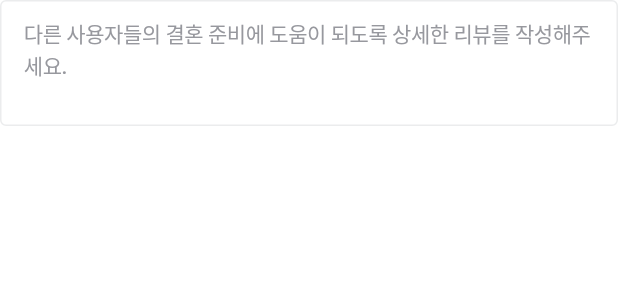
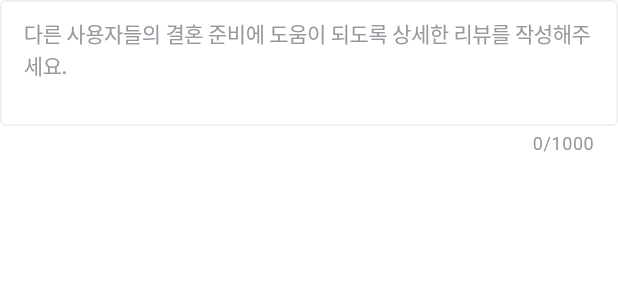
Before and after one commit to dears-swm-15th/dears-fe, a Flutter app: the ReviewTextField widget shown alone on an empty page, opened directly with empty values, on a phone screen of 412 x 824 dp. Shown: the top 300 px of the screen. Run offline on Flutter 3.47's test engine with Material 3 defaults, Android fonts, the phone set to English and light mode, and no system bars; our stand-ins replace dio, flutter_hooks, freezed_annotation, go_router, hooks_riverpod, pretty_dio_logger and 3 more; missing offline and left inert: stomp_dart_client; accounts and stored records are empty; generated files the repository leaves out were written again; network calls fail; statements that could not run were skipped.

Commit message:
feat: limit review content maximum length

```diff
--- a/lib/widgets/review_text_field.dart
+++ b/lib/widgets/review_text_field.dart
@@ -46,6 +46,7 @@ class ReviewTextField extends HookConsumerWidget {
         hintText: "다른 사용자들의 결혼 준비에 도움이 되도록 상세한 리뷰를 작성해주세요.",
         hintStyle: TextStyle(color: gray600),
         hintMaxLines: 3,
+        counterStyle: TextStyle(color: gray600),
         contentPadding: EdgeInsets.all(12),
         enabledBorder: OutlineInputBorder(
           borderSide: BorderSide(color: gray100),
@@ -56,6 +57,7 @@ class ReviewTextField extends HookConsumerWidget {
       ),
       maxLines: null,
       minLines: 3,
+      maxLength: 1000,
       onTapOutside: (event) => FocusScope.of(context).unfocus(),
     );
   }
```
